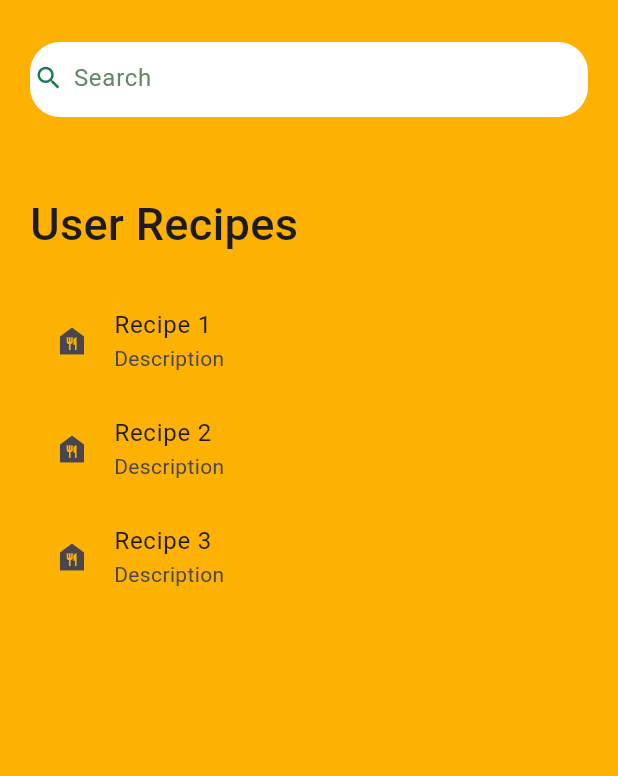
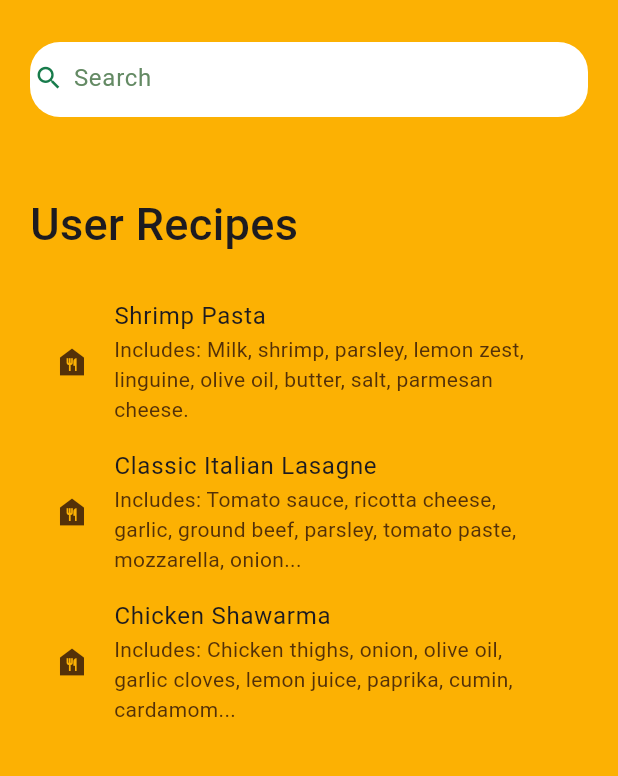
Before and after one commit to rosiedk1114/RUMAD_frontend, a Flutter app: the userData screen opened directly, on a phone screen of 412 x 824 dp, the part 72-848 px from its top. Run offline on Flutter 3.47's test engine with Material 3 defaults, Android fonts, the phone set to English and light mode, and no system bars; our stand-ins replace supabase_flutter; accounts and stored records are empty; network calls fail.

```diff
--- a/lib/userData.dart
+++ b/lib/userData.dart
@@ -30,19 +30,23 @@ class userData extends StatelessWidget {
                     ),
                   ),
                   ListTile(
-                    leading: const Icon(Icons.food_bank),
-                    title: const Text('Recipe 1'),
-                    subtitle: const Text('Description'),
+                    leading: const Icon(Icons.food_bank, color: Color.fromARGB(255, 84, 49, 8)),
+                    title: const Text('Shrimp Pasta'),
+                    subtitle: const Text('Includes: Milk, shrimp, parsley, lemon zest, linguine, olive oil, butter, salt, parmesan cheese.',
+                      style: TextStyle(color: Color.fromARGB(255, 84, 49, 8))),
                   ),
                   ListTile(
-                    leading: const Icon(Icons.food_bank),
-                    title: const Text('Recipe 2'),
-                    subtitle: const Text('Description'),
+                    leading: const Icon(Icons.food_bank, color: Color.fromARGB(255, 84, 49, 8)),
+                    title: const Text('Classic Italian Lasagne'),
+                    subtitle: const Text('Includes: Tomato sauce, ricotta cheese, garlic, ground beef, parsley, tomato paste, mozzarella, onion...',
+                      style: TextStyle(color: Color.fromARGB(255, 84, 49, 8))),
                   ),
                   ListTile(
-                    leading: const Icon(Icons.food_bank),
-                    title: const Text('Recipe 3'),
-                    subtitle: const Text('Description'),
+                    leading: const Icon(Icons.food_bank, color: Color.fromARGB(255, 84, 49, 8)),
+                    title: const Text('Chicken Shawarma'),
+                    subtitle: const Text(
+                      'Includes: Chicken thighs, onion, olive oil, garlic cloves, lemon juice, paprika, cumin, cardamom...',
+                      style: TextStyle(color: Color.fromARGB(255, 84, 49, 8))),
                   ),
                 ],
               ),
--- a/pubspec.yaml
+++ b/pubspec.yaml
@@ -57,6 +57,7 @@ flutter:
   assets:
     - assets/images/ankit.png
     - assets/images/breakfast.jpeg
+    - assets/images/pasta.jpg
   # The following line ensures that the Material Icons font is
   # included with your application, so that you can use the icons in
   # the material Icons class.
```
Also changed, not shown: lib/Questionnaire.dart (+15 -9 lines), lib/recipeScreen.dart (added, +64 -0 lines), assets/images/pasta.jpg (added).
